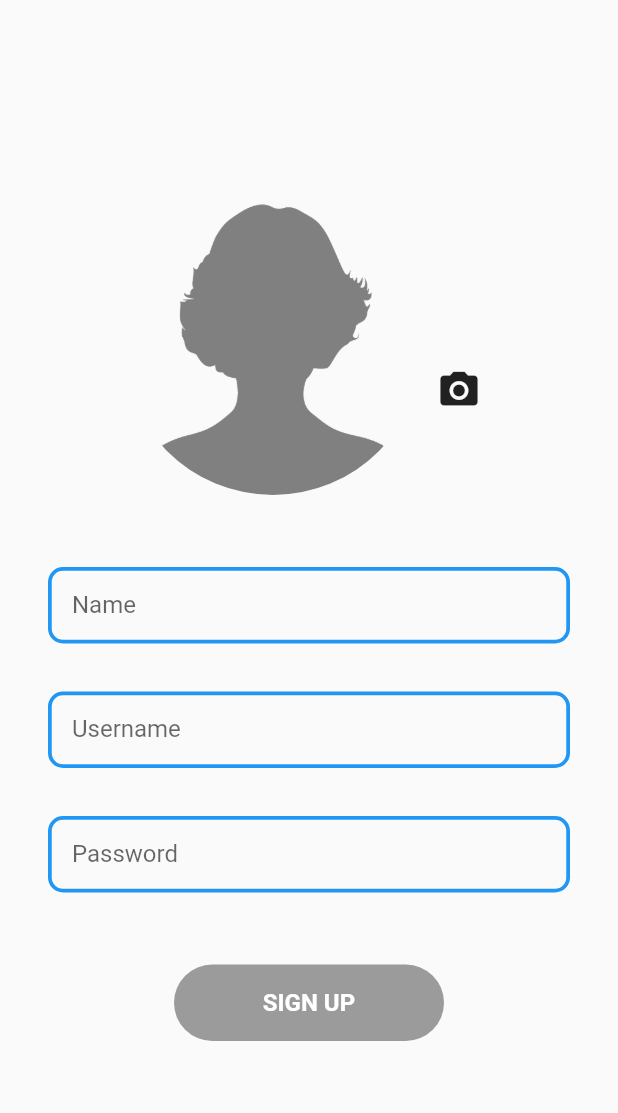
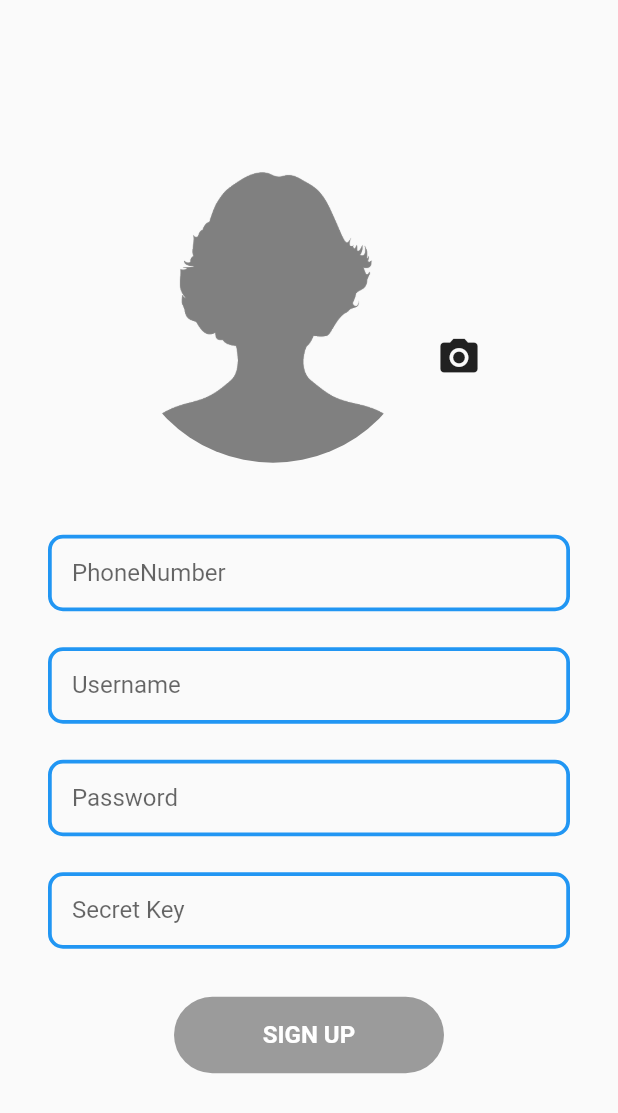
Before and after one commit to MichelineMedhat/Summer_Challenge, a Flutter app: the SignUpForm screen opened directly, on a phone screen of 412 x 824 dp. Shown: the top 1113 px of the screen. Run offline on Flutter 3.47's test engine with Material 2 defaults, Android fonts, the phone set to English and light mode, and no system bars; our stand-ins replace bloc, cloud_firestore, equatable, fluro, flutter_bloc, rxdart and 1 more; missing offline and left inert: firebase, image_picker_web; accounts and stored records are empty.

```diff
--- a/lib/blocs/sign_up_bloc/sign_up_bloc.dart
+++ b/lib/blocs/sign_up_bloc/sign_up_bloc.dart
@@ -4,6 +4,7 @@ import 'dart:typed_data';
 import 'package:bloc/bloc.dart';
 import 'package:meta/meta.dart';
 import 'package:rxdart/rxdart.dart';
+import 'package:summer_challenge/util/secretKey.dart';
 
 import '../../models/user.dart';
 import '../../repositories/user_repository.dart';
@@ -26,13 +27,13 @@ class SignUpBloc extends Bloc<SignUpEvent, SignUpState> {
     Stream<SignUpState> Function(SignUpEvent event) next,
   ) {
     final nonDebounceStream = events.where((event) {
-      return (event is! NameChanged &&
+      return (event is! PhoneNumberChanged &&
           event is! UsernameChanged &&
           event is! PasswordChanged &&
           event is! UsernameSubmitted);
     });
     final debounceStream = events.where((event) {
-      return (event is NameChanged ||
+      return (event is PhoneNumberChanged ||
           event is UsernameChanged ||
           event is PasswordChanged ||
           event is UsernameSubmitted);
@@ -45,26 +46,34 @@ class SignUpBloc extends Bloc<SignUpEvent, SignUpState> {
 
   @override
   Stream<SignUpState> mapEventToState(SignUpEvent event) async* {
-    if (event is NameChanged) {
-      yield* _mapNameChangedToState(event.name);
+    if (event is PhoneNumberChanged) {
+      yield* _mapPhoneNumberChangedToState(event.phoneNumber);
     } else if (event is UsernameChanged) {
       yield* _mapUsernameChangedToState(event.username);
     } else if (event is PasswordChanged) {
       yield* _mapPasswordChangedToState(event.password);
+    } else if (event is SecretKeyChanged){
+      yield* _mapSecretKeyChangedToState(event.secretKey);
     } else if (event is Submitted) {
       yield* _mapFormSubmittedToState(event.user, event.imageData, event.extenstion);
     }
   }
 
-  Stream<SignUpState> _mapNameChangedToState(String name) async* {
+  Stream<SignUpState> _mapPhoneNumberChangedToState(String phoneNumber) async* {
     yield state.update(
-      isPasswordValid: name.isNotEmpty,
+      isPhoneNumberValid: Validators.isValidPhoneNumber(phoneNumber),
+    );
+  }
+
+    Stream<SignUpState> _mapSecretKeyChangedToState(String secretKey) async* {
+    yield state.update(
+      isSecretKeyValid: secretKey ==  SecretKey.secretKey,
     );
   }
 
   Stream<SignUpState> _mapUsernameChangedToState(String username) async* {
     yield state.update(
-      isUsernameValid: !await UserRepository.isUsernameUsed(username),
+      isUsernameValid: !await UserRepository.isUsernameUsed(username) && Validators.isValidUsername(username),
     );
   }
 
--- a/lib/blocs/sign_up_bloc/sign_up_event.dart
+++ b/lib/blocs/sign_up_bloc/sign_up_event.dart
@@ -12,16 +12,16 @@ abstract class SignUpEvent extends Equatable {
   List<Object> get props => [];
 }
 
-class NameChanged extends SignUpEvent {
-  final String name;
+class PhoneNumberChanged extends SignUpEvent {
+  final String phoneNumber;
 
-  const NameChanged({@required this.name});
+  const PhoneNumberChanged({@required this.phoneNumber});
 
   @override
-  List<Object> get props => [name];
+  List<Object> get props => [phoneNumber];
 
   @override
-  String toString() => 'NameChanged { name: $name }';
+  String toString() => 'PhoneNumberChanged { phoneNumber: $phoneNumber }';
 }
 
 class UsernameChanged extends SignUpEvent {
@@ -36,6 +36,18 @@ class UsernameChanged extends SignUpEvent {
   String toString() => 'UsernameChanged { username :$username }';
 }
 
+
+class SecretKeyChanged extends SignUpEvent {
+  final String secretKey;
+
+  const SecretKeyChanged({@required this.secretKey});
+
+  @override
+  List<Object> get props => [SecretKeyChanged];
+
+  @override
+  String toString() => 'SecretKeyChanged { SecretKeyChanged :$SecretKeyChanged }';
+}
 
 class UsernameSubmitted extends SignUpEvent {
   final String username;
@@ -65,11 +77,15 @@ class Submitted extends SignUpEvent {
   final Uint8List imageData;
   final String extenstion;
 
-  const Submitted({@required this.user, @required this.imageData, @required this.extenstion});
+  const Submitted(
+      {@required this.user,
+      @required this.imageData,
+      @required this.extenstion});
 
   @override
-  List<Object> get props => [user, imageData];
+  List<Object> get props => [user, imageData, extenstion];
 
   @override
-  String toString() => 'Submitted { user: $user, imageData: $imageData, extenstion:$extenstion}';
+  String toString() =>
+      'Submitted { user: $user, imageData: $imageData, extenstion:$extenstion}';
 }
--- a/lib/blocs/sign_up_bloc/sign_up_state.dart
+++ b/lib/blocs/sign_up_bloc/sign_up_state.dart
@@ -2,22 +2,24 @@ import 'package:meta/meta.dart';
 
 @immutable
 class SignUpState {
-  final bool isNameValid;
+  final bool isPhoneNumberValid;
   final bool isUsernameValid;
   final bool isPasswordValid;
   final bool isUsernameUsed;
+  final bool isSecretKeyValid;
   final bool isSubmitting;
   final bool isSuccess;
   final bool isFailure;
 
   bool get isFormValid =>
-      isNameValid && isUsernameValid && isPasswordValid;
+      isPhoneNumberValid && isUsernameValid && isPasswordValid && isSecretKeyValid;
 
   SignUpState({
-    @required this.isNameValid,
+    @required this.isPhoneNumberValid,
     @required this.isUsernameValid,
     @required this.isPasswordValid,
     @required this.isUsernameUsed,
+    @required this.isSecretKeyValid,
     @required this.isSubmitting,
     @required this.isSuccess,
     @required this.isFailure,
@@ -25,10 +27,11 @@ class SignUpState {
 
   factory SignUpState.empty() {
     return SignUpState(
-      isNameValid: true,
+      isPhoneNumberValid: true,
       isUsernameValid: true,
       isPasswordValid: true,
       isUsernameUsed:true,
+      isSecretKeyValid:true,
       isSubmitting: false,
       isSuccess: false,
       isFailure: false,
@@ -37,10 +40,11 @@ class SignUpState {
 
   factory SignUpState.loading() {
     return SignUpState(
-      isNameValid: true,
+      isPhoneNumberValid: true,
       isUsernameValid: true,
       isPasswordValid: true,
       isUsernameUsed: true,
+      isSecretKeyValid:true,
       isSubmitting: true,
       isSuccess: false,
       isFailure: false,
@@ -49,10 +53,11 @@ class SignUpState {
 
   factory SignUpState.failure() {
     return SignUpState(
-      isNameValid: true,
+      isPhoneNumberValid: true,
       isUsernameValid: true,
       isPasswordValid: true,
       isUsernameUsed: true,
+      isSecretKeyValid: true,
       isSubmitting: false,
       isSuccess: false,
       isFailure: true,
@@ -61,10 +66,11 @@ class SignUpState {
 
   factory SignUpState.success() {
     return SignUpState(
-      isNameValid: true,
+      isPhoneNumberValid: true,
       isUsernameValid: true,
       isPasswordValid: true,
       isUsernameUsed: true,
+      isSecretKeyValid: true,
       isSubmitting: false,
       isSuccess: true,
       isFailure: false,
@@ -72,16 +78,18 @@ class SignUpState {
   }
 
   SignUpState update({
-    bool isNameValid,
+    bool isPhoneNumberValid,
     bool isUsernameValid,
     bool isPasswordValid,
     bool isUsernameUsed,
+    bool isSecretKeyValid,
   }) {
     return copyWith(
-      isNameValid: isNameValid,
+      isPhoneNumberValid: isPhoneNumberValid,
       isUsernameValid: isUsernameValid,
       isPasswordValid: isPasswordValid,
       isUsernameUsed: isUsernameUsed,
+      isSecretKeyValid: isSecretKeyValid,
       isSubmitting: false,
       isSuccess: false,
       isFailure: false,
@@ -89,20 +97,22 @@ class SignUpState {
   }
 
   SignUpState copyWith({
-    bool isNameValid,
+    bool isPhoneNumberValid,
     bool isUsernameValid,
     bool isPasswordValid,
     bool isUsernameUsed,
+    bool isSecretKeyValid,
     bool isSubmitEnabled,
     bool isSubmitting,
     bool isSuccess,
     bool isFailure,
   }) {
     return SignUpState(
-      isNameValid: isNameValid ?? this.isNameValid,
+      isPhoneNumberValid: isPhoneNumberValid ?? this.isPhoneNumberValid,
       isUsernameValid: isUsernameValid ?? this.isUsernameValid,
       isPasswordValid: isPasswordValid ?? this.isPasswordValid,
       isUsernameUsed: isUsernameUsed?? this.isUsernameUsed,
+      isSecretKeyValid: isSecretKeyValid?? this.isSecretKeyValid,
       isSubmitting: isSubmitting ?? this.isSubmitting,
       isSuccess: isSuccess ?? this.isSuccess,
       isFailure: isFailure ?? this.isFailure,
@@ -112,10 +122,11 @@ class SignUpState {
   @override
   String toString() {
     return '''SignUpState {
-      isNameValid: $isNameValid,
+      isPhoneNumberValid: $isPhoneNumberValid,
       isUsernameValid: $isUsernameValid,
       isPasswordValid: $isPasswordValid,
       isUsernameUsed: $isUsernameUsed,
+      isSecretKeyValid: $isSecretKeyValid,
       isSubmitting: $isSubmitting,
       isSuccess: $isSuccess,
       isFailure: $isFailure,
--- a/lib/blocs/sing_in_bloc/sign_in_bloc.dart
+++ b/lib/blocs/sing_in_bloc/sign_in_bloc.dart
@@ -52,7 +52,7 @@ class SignInBloc extends Bloc<SignInEvent, SignInState> {
 
   Stream<SignInState> _mapEmailChangedToState(String username) async* {
     yield state.update(
-      isUsernameValid: await UserRepository.isUsernameUsed(username),
+      isUsernameValid: Validators.isValidUsername(username),
     );
   }
 
--- a/lib/models/user.dart
+++ b/lib/models/user.dart
@@ -1,13 +1,13 @@
 import 'package:cloud_firestore/cloud_firestore.dart';
 
 class User {
-  String name;
+  String phoneNumber;
   String username;
   String password;
   String profilePicture;
 
   User({
-    this.name,
+    this.phoneNumber,
     this.username,
     this.password,
     this.profilePicture,
@@ -15,7 +15,7 @@ class User {
 
   factory User.fromDocument(DocumentSnapshot doc) {
     return User(
-      name: doc['name'],
+      phoneNumber: doc['phoneNumber'],
       username: doc['username'],
       password: doc['password'],
       profilePicture: doc['profilePicture']
@@ -24,7 +24,7 @@ class User {
 
   Map<String, dynamic> toMap() {
     return {
-      'name': name,
+      'phoneNumber': phoneNumber,
       'username': username,
       'password': password,
       'profilePicture':profilePicture,
@@ -34,7 +34,7 @@ class User {
   @override
   String toString() {
     return '''User {
-      name: $name,
+      phoneNumber: $phoneNumber,
       username: $username,
       password: $password,
       profilePicture: $profilePicture,
--- a/lib/screens/sign_in_screen.dart
+++ b/lib/screens/sign_in_screen.dart
@@ -195,7 +195,7 @@ class _SignInState extends State<SignInForm> {
   void _onFormSubmitted() {
     _signInBloc.add(
       SignInWithCredentialsPressed(
-        username: _usernameController.text,
+        username: _usernameController.text.toLowerCase(),
         password: _passwordController.text,
       ),
     );
--- a/lib/screens/sign_up_screen.dart
+++ b/lib/screens/sign_up_screen.dart
@@ -42,18 +42,19 @@ class SignUpForm extends StatefulWidget {
 }
 
 class _SignUpFormState extends State<SignUpForm> {
-  final TextEditingController _nameController = TextEditingController();
+  final TextEditingController _phoneNumberController = TextEditingController();
   final TextEditingController _usernameController = TextEditingController();
   final TextEditingController _passwordController = TextEditingController();
+  final TextEditingController _secretKeyController = TextEditingController();
 
   SignUpBloc _signUpBloc;
   Image pickedImage;
-  fb.UploadTask _uploadTask;
 
   bool get isPopulated =>
-      _nameController.text.isNotEmpty &&
+      _phoneNumberController.text.isNotEmpty &&
       _usernameController.text.isNotEmpty &&
-      _passwordController.text.isNotEmpty;
+      _passwordController.text.isNotEmpty &&
+      _secretKeyController.text.isNotEmpty;
 
   bool isSignUpButtonEnabled(SignUpState state) {
     return state.isFormValid && isPopulated && !state.isSubmitting;
@@ -63,9 +64,10 @@ class _SignUpFormState extends State<SignUpForm> {
   void initState() {
     super.initState();
     _signUpBloc = BlocProvider.of<SignUpBloc>(context);
-    _nameController.addListener(_onNameChanged);
+    _phoneNumberController.addListener(_onPhoneNumberChanged);
     _usernameController.addListener(_onUsernameChanged);
     _passwordController.addListener(_onPasswordChanged);
+    _secretKeyController.addListener(_onSecretKeyChanged);
     pickedImage = Image.asset('assets/pp.png');
   }
 
@@ -166,34 +168,45 @@ class _SignUpFormState extends State<SignUpForm> {
                         ),
                         SizedBox(height: 48.0),
                         OutlinedTextField(
-                          textKey: 'Name',
-                          controller: _nameController,
+                          textKey: 'PhoneNumber',
+                          controller: _phoneNumberController,
                           validator: (_) {
-                            return !state.isNameValid ? 'Required' : null;
+                            return !state.isPhoneNumberValid ? 'Required*' : null;
                           },
                         ),
-                        SizedBox(height: 32.0),
+                        SizedBox(height: 24.0),
                         OutlinedTextField(
                           textKey: 'Username',
                           controller: _usernameController,
                           validator: (_) {
                             return !state.isUsernameValid
-                                ? 'Username Already Exists'
+                                ? 'Username Already Exists, ex:MichelineMedhat'
                                 : null;
                           },
                         ),
-                        SizedBox(height: 32.0),
+                        SizedBox(height: 24.0),
                         OutlinedTextField(
                           textKey: 'Password',
                           obscureText: true,
                           controller: _passwordController,
                           validator: (_) {
                             return !state.isPasswordValid
-                                ? 'Aktr mn 8 7erooof wi wa'
+                                ? 'More Than 8 7erooof wi waaa'
                                 : null;
                           },
                         ),
-                        SizedBox(height: 48.0),
+                        SizedBox(height: 24.0),
+                        OutlinedTextField(
+                          textKey: 'Secret Key',
+                          obscureText: true,
+                          controller: _secretKeyController,
+                          validator: (_) {
+                            return !state.isSecretKeyValid
+                                ? 'Ask el 5adema 3aleh :) See you Soon ♥'
+                                : null;
+                          },
+                        ),
+                         SizedBox(height: 32.0),
                         RoundedButton(
                           textKey: 'Sign up',
                           onPressed: isSignUpButtonEnabled(state)
@@ -214,21 +227,27 @@ class _SignUpFormState extends State<SignUpForm> {
 
   @override
   void dispose() {
-    _nameController.dispose();
+    _phoneNumberController.dispose();
     _usernameController.dispose();
     _passwordController.dispose();
     super.dispose();
   }
 
-  void _onNameChanged() {
+  void _onPhoneNumberChanged() {
     _signUpBloc.add(
-      NameChanged(name: _nameController.text),
+      PhoneNumberChanged(phoneNumber: _phoneNumberController.text),
+    );
+  }
+
+  void _onSecretKeyChanged() {
+    _signUpBloc.add(
+      SecretKeyChanged(secretKey: _secretKeyController.text),
     );
   }
 
   void _onUsernameChanged() {
     _signUpBloc.add(
-      UsernameChanged(username: _usernameController.text),
+      UsernameChanged(username: _usernameController.text.toLowerCase()),
     );
   }
 
@@ -240,8 +259,8 @@ class _SignUpFormState extends State<SignUpForm> {
 
   Future<void> _onFormSubmitted() async {
     User user = User(
-      name: _nameController.text,
-      username: _usernameController.text,
+      phoneNumber: _phoneNumberController.text,
+      username: _usernameController.text.toLowerCase(),
       password: _passwordController.text,
     );
 
--- a/lib/util/auth.dart
+++ b/lib/util/auth.dart
@@ -74,7 +74,7 @@ class Auth {
 
   Future<void> updateProfile(User user) async {
     await _getDocRef(user.username).updateData({
-    'name': user.name,
+    'phoneNumber': user.phoneNumber,
     'username': user.username,
     'password': user.password,
     'profilePicture': user.profilePicture,
--- a/lib/util/validators.dart
+++ b/lib/util/validators.dart
@@ -1,16 +1,27 @@
 class Validators {
 
-  static final RegExp _regExp = RegExp(
+  static final RegExp _passwrodRegExp = RegExp(
     r'^.{8,}$',
   );
 
 
+  static final RegExp _phoneNumberRegExp = RegExp(
+     r'^\d{11}$',
+  );
+
+  static final RegExp _userNameRegExp = RegExp(
+      r'^.{5,}$',
+  );
   static isValidUsername(String username) {
-    return _regExp.hasMatch(username);
+    return _userNameRegExp.hasMatch(username);
   }
 
   static isValidPassword(String password) {
-    return _regExp.hasMatch(password);
+    return _passwrodRegExp.hasMatch(password);
+  }
+
+  static isValidPhoneNumber(String phoneNumber){
+    return _phoneNumberRegExp.hasMatch(phoneNumber);
   }
 
 }
```
Also changed, not shown: 1 other file.
